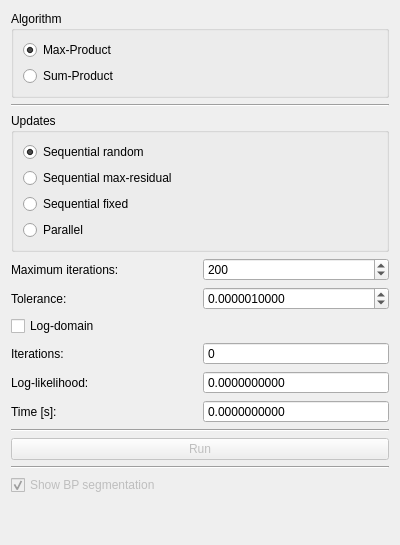
jmaye/curb-detection, file code_revision/src/lib/visualization/BPControl.ui: the form before one commit.
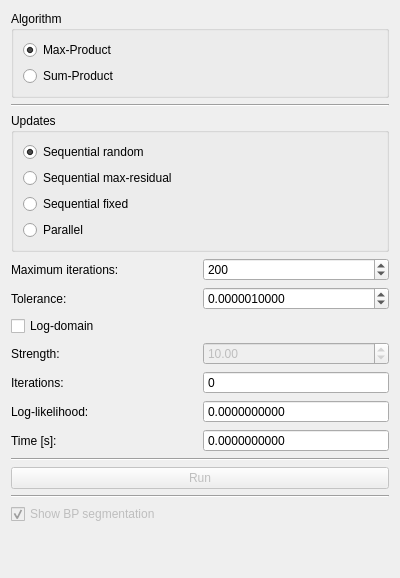
The form after the commit.

The edit to the form file:
```diff
--- a/code_revision/src/lib/visualization/BPControl.ui
+++ b/code_revision/src/lib/visualization/BPControl.ui
@@ -7,7 +7,7 @@
     <x>0</x>
     <y>0</y>
     <width>400</width>
-    <height>545</height>
+    <height>578</height>
    </rect>
   </property>
   <property name="windowTitle">
@@ -199,6 +199,26 @@
        </property>
       </widget>
      </item>
+     <item row="3" column="0">
+      <widget class="QLabel" name="strengthLabel">
+       <property name="text">
+        <string>Strength:</string>
+       </property>
+      </widget>
+     </item>
+     <item row="3" column="1">
+      <widget class="QDoubleSpinBox" name="strengthSpinBox">
+       <property name="enabled">
+        <bool>false</bool>
+       </property>
+       <property name="maximum">
+        <double>1000000.000000000000000</double>
+       </property>
+       <property name="value">
+        <double>10.000000000000000</double>
+       </property>
+      </widget>
+     </item>
     </layout>
    </item>
    <item>
```
Left out of the diff: 17 changed lines with no effect on the pictures.
